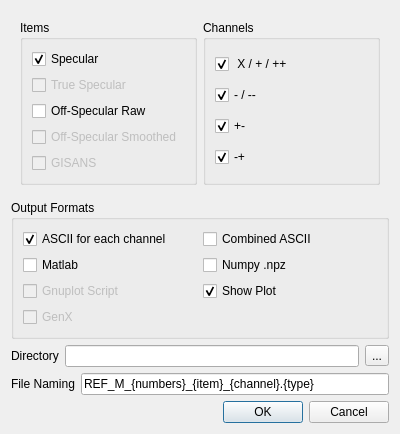
This is designer/reduce_dialog.ui in aglavic/quicknxs as Qt 5 draws it before an edit. The edited form follows.
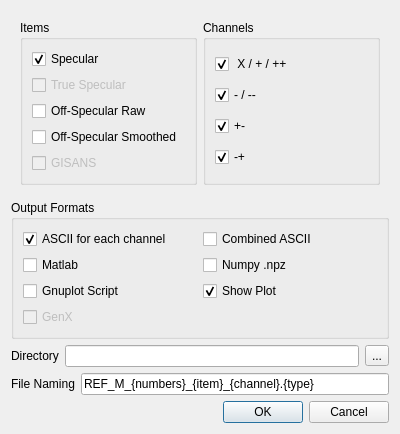
This is the edited form. Icons and pictures are not drawn.

Diff of the .ui file:
```diff
--- a/designer/reduce_dialog.ui
+++ b/designer/reduce_dialog.ui
@@ -62,9 +62,6 @@
          </item>
          <item>
           <widget class="QCheckBox" name="exportOffSpecularSmoothed">
-           <property name="enabled">
-            <bool>false</bool>
-           </property>
            <property name="text">
             <string>Off-Specular Smoothed</string>
            </property>
@@ -173,9 +170,6 @@
       </item>
       <item row="2" column="0">
        <widget class="QCheckBox" name="gnuplot">
-        <property name="enabled">
-         <bool>false</bool>
-        </property>
         <property name="text">
          <string>Gnuplot Script</string>
         </property>
```
